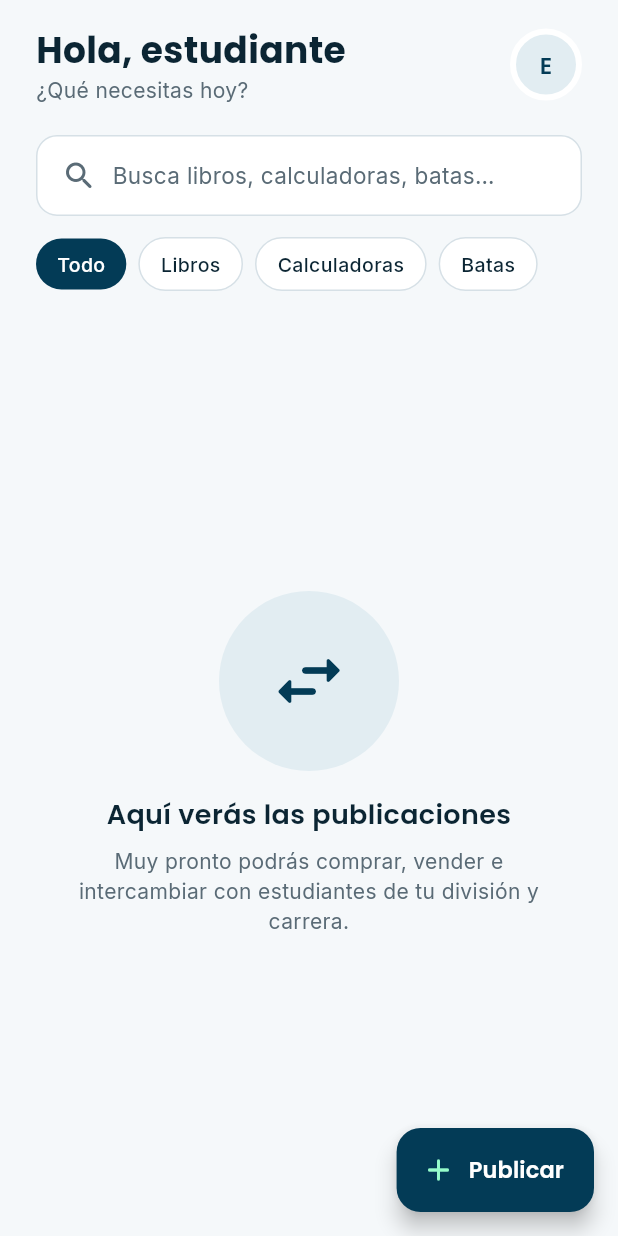
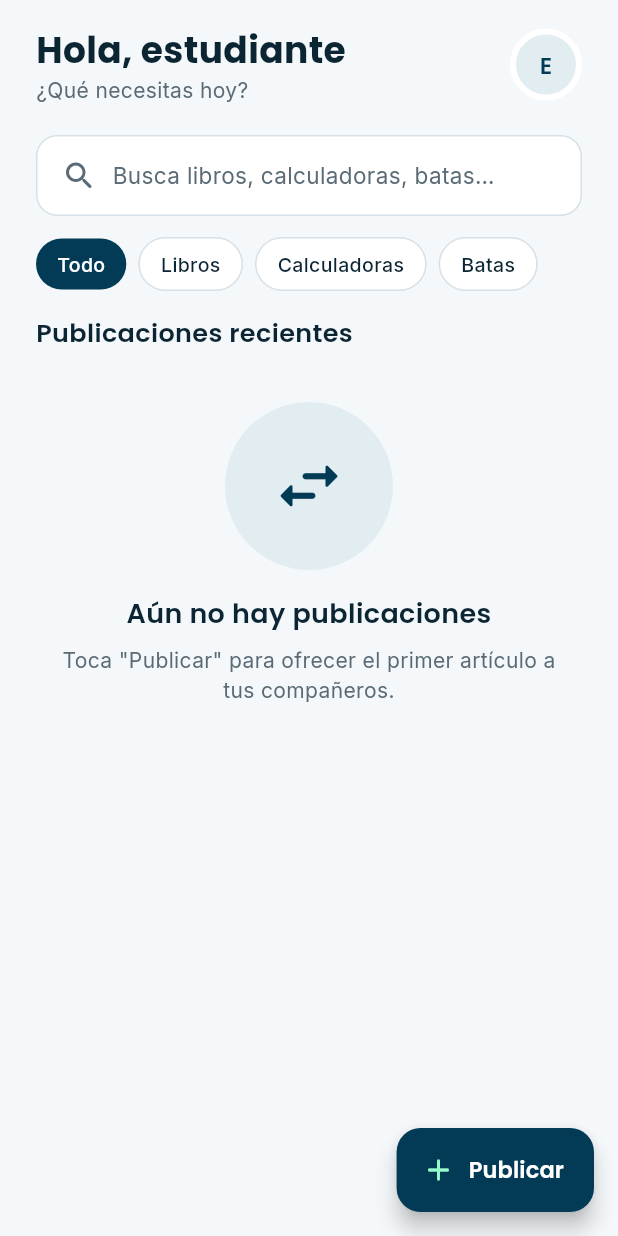
Before and after one commit to Angel050019/UTrueque-DevOps, a Flutter app: the FeedPlaceholderPage screen opened by its route, on a phone screen of 412 x 824 dp. Run offline on Flutter 3.47's test engine with Material 3 defaults, Android fonts, the phone set to English and light mode, and no system bars; our stand-ins replace connectivity_plus, equatable, flutter_bloc, google_fonts, image_picker, supabase_flutter; accounts and stored records are empty.

Commit message:
feat(feed): lista de publicaciones recientes en el Feed
Muestra las publicaciones Disponibles y Reservadas más nuevas con portada,
título, categoría, dueño, modalidad o precio y estado. Jalar para
actualizar. Es un adelanto del Feed completo (sin búsqueda ni filtros).
Incluye caso de uso, PublicacionesRecientesCubit y pruebas CP-18 y CP-19.

Refs #4

Co-Authored-By: Claude Opus 5.5 <noreply@anthropic.com>
Claude-Session: https://claude.ai/code/session_01RX1A8FjPBjGv63itK84SrP

```diff
--- a/app/lib/features/feed/presentation/pages/feed_placeholder_page.dart
+++ b/app/lib/features/feed/presentation/pages/feed_placeholder_page.dart
@@ -3,17 +3,22 @@ import 'package:flutter_bloc/flutter_bloc.dart';
 
 import '../../../../core/routes/app_routes.dart';
 import '../../../../core/theme/app_theme.dart';
+import '../../../../core/widgets/primary_button.dart';
 import '../../../auth/domain/entities/usuario.dart';
 import '../../../auth/domain/repositories/auth_repository.dart';
 import '../../../perfil/domain/entities/perfil.dart';
 import '../../../perfil/domain/repositories/perfil_repository.dart';
 import '../../../perfil/presentation/widgets/avatar_perfil.dart';
+import '../../../publicaciones/domain/entities/publicacion.dart';
+import '../../../publicaciones/presentation/cubit/publicaciones_recientes_cubit.dart';
 import '../../../publicaciones/presentation/publicacion_keys.dart';
+import '../../../publicaciones/presentation/widgets/tarjeta_publicacion.dart';
 
 /// Placeholder temporal del Feed principal.
 /// El Feed real (HU-05) llega en un sprint posterior; por ahora muestra el
-/// saludo, el buscador y los filtros (sin funcionalidad) y da acceso a
-/// "Mi perfil" desde el avatar.
+/// saludo, el buscador y los filtros (sin funcionalidad), da acceso a
+/// "Mi perfil" desde el avatar y, desde HU-03, la lista sencilla de
+/// "Publicaciones recientes" ([PublicacionesRecientesCubit]).
 class FeedPlaceholderPage extends StatefulWidget {
   const FeedPlaceholderPage({super.key});
 
@@ -130,44 +135,10 @@ class _FeedPlaceholderPageState extends State<FeedPlaceholderPage> {
                   ],
                 ),
               ),
-              Expanded(
-                child: Center(
-                  child: Padding(
-                    padding: const EdgeInsets.symmetric(horizontal: 16),
-                    child: Column(
-                      mainAxisSize: MainAxisSize.min,
-                      children: [
-                        Container(
-                          width: 120,
-                          height: 120,
-                          decoration: const BoxDecoration(
-                            color: AppColores.primarioSuave,
-                            shape: BoxShape.circle,
-                          ),
-                          child: const Icon(
-                            Icons.swap_horiz_rounded,
-                            size: 56,
-                            color: AppColores.primario,
-                          ),
-                        ),
-                        const SizedBox(height: 16),
-                        Text(
-                          'Aquí verás las publicaciones',
-                          textAlign: TextAlign.center,
-                          style: AppTexto.subtitulo(size: 18),
-                        ),
-                        const SizedBox(height: 8),
-                        Text(
-                          'Muy pronto podrás comprar, vender e intercambiar con estudiantes '
-                          'de tu división y carrera.',
-                          textAlign: TextAlign.center,
-                          style: AppTexto.cuerpo(size: 14),
-                        ),
-                      ],
-                    ),
-                  ),
-                ),
-              ),
+              const SizedBox(height: 16),
+              Text('Publicaciones recientes', style: AppTexto.subtitulo(size: 17)),
+              const SizedBox(height: 10),
+              const Expanded(child: _PublicacionesRecientes()),
             ],
           ),
         ),
@@ -213,3 +184,101 @@ class _Filtro extends StatelessWidget {
     );
   }
 }
+
+/// Lista de publicaciones recientes con sus estados de carga, vacío y error.
+class _PublicacionesRecientes extends StatelessWidget {
+  const _PublicacionesRecientes();
+
+  @override
+  Widget build(BuildContext context) {
+    final PublicacionesRecientesCubit cubit = context.read<PublicacionesRecientesCubit>();
+    return BlocBuilder<PublicacionesRecientesCubit, RecientesState>(
+      builder: (context, state) {
+        if (state is RecientesError) {
+          return _Aviso(
+            key: PublicacionKeys.feedError,
+            icono: Icons.cloud_off_rounded,
+            titulo: 'No pudimos cargar las publicaciones',
+            texto: state.mensaje,
+            accion: PrimaryButton(
+              key: PublicacionKeys.feedReintentarBoton,
+              texto: 'Reintentar',
+              onPressed: cubit.cargar,
+            ),
+          );
+        }
+        if (state is RecientesCargadas) {
+          if (state.publicaciones.isEmpty) {
+            return const _Aviso(
+              key: PublicacionKeys.feedVacio,
+              icono: Icons.swap_horiz_rounded,
+              titulo: 'Aún no hay publicaciones',
+              texto: 'Toca "Publicar" para ofrecer el primer artículo a tus compañeros.',
+            );
+          }
+          return RefreshIndicator(
+            color: AppColores.primario,
+            onRefresh: cubit.cargar,
+            child: ListView.separated(
+              key: PublicacionKeys.feedLista,
+              // Espacio abajo para que el botón "Publicar" no tape la última.
+              padding: const EdgeInsets.only(bottom: 88),
+              itemCount: state.publicaciones.length,
+              separatorBuilder: (context, _) => const SizedBox(height: 10),
+              itemBuilder: (context, i) {
+                final Publicacion publicacion = state.publicaciones[i];
+                return TarjetaPublicacion(publicacion: publicacion);
+              },
+            ),
+          );
+        }
+        return const Center(
+          child: CircularProgressIndicator(
+            key: PublicacionKeys.feedCargando,
+            color: AppColores.primario,
+          ),
+        );
+      },
+    );
+  }
+}
+
+class _Aviso extends StatelessWidget {
+  const _Aviso({
+    super.key,
+    required this.icono,
+    required this.titulo,
+    required this.texto,
+    this.accion,
+  });
+
+  final IconData icono;
+  final String titulo;
+  final String texto;
+  final Widget? accion;
+
+  @override
+  Widget build(BuildContext context) {
+    return ListView(
+      padding: const EdgeInsets.fromLTRB(16, 24, 16, 88),
+      children: [
+        Center(
+          child: Container(
+            width: 112,
+            height: 112,
+            decoration: const BoxDecoration(
+              color: AppColores.primarioSuave,
+              shape: BoxShape.circle,
+            ),
+            child: Icon(icono, size: 52, color: AppColores.primario),
+          ),
+        ),
+        const SizedBox(height: 16),
+        Text(titulo, textAlign: TextAlign.center, style: AppTexto.subtitulo(size: 18)),
+        const SizedBox(height: 8),
+        Text(texto, textAlign: TextAlign.center, style: AppTexto.cuerpo(size: 14)),
+        if (accion != null) ...[const SizedBox(height: 20), accion!],
+      ],
+    );
+  }
+}
--- a/app/lib/features/publicaciones/data/models/publicacion_model.dart
+++ b/app/lib/features/publicaciones/data/models/publicacion_model.dart
@@ -16,14 +16,30 @@ class PublicacionModel extends Publicacion {
     required super.fotos,
     super.precio,
     super.creadaEn,
+    super.portadaUrl,
+    super.duenoNombre,
+    super.categoriaNombre,
   });
 
   /// Columnas que se piden a Supabase.
   static const String columnasSelect = 'id, usuario_id, titulo, descripcion, categoria_id, '
       'modalidad, precio, estado, fotos, created_at';
 
-  factory PublicacionModel.fromMap(Map<String, dynamic> mapa) {
+  /// Columnas para el Feed: además trae el nombre del dueño y de la
+  /// categoría (PostgREST las une por sus llaves foráneas).
+  static const String columnasFeed =
+      '$columnasSelect, usuarios(nombre_mostrar), categorias(nombre)';
+
+  /// [urlFoto] convierte la ruta de la portada en su URL pública; si no se
+  /// pasa, `portadaUrl` queda en `null`.
+  factory PublicacionModel.fromMap(
+    Map<String, dynamic> mapa, {
+    String Function(String ruta)? urlFoto,
+  }) {
     final String? creada = mapa['created_at'] as String?;
+    final List<String> fotos = ((mapa['fotos'] as List<dynamic>?) ?? const <dynamic>[])
+        .cast<String>()
+        .toList(growable: false);
     return PublicacionModel(
       id: mapa['id'] as String,
       usuarioId: mapa['usuario_id'] as String,
@@ -34,10 +50,11 @@ class PublicacionModel extends Publicacion {
       // numeric llega como número; por si acaso también se acepta texto.
       precio: _leerNumero(mapa['precio']),
       estado: EstadoPublicacion.desdeValor(mapa['estado'] as String),
-      fotos: ((mapa['fotos'] as List<dynamic>?) ?? const <dynamic>[])
-          .cast<String>()
-          .toList(growable: false),
+      fotos: fotos,
       creadaEn: creada == null ? null : DateTime.parse(creada),
+      portadaUrl: urlFoto == null || fotos.isEmpty ? null : urlFoto(fotos.first),
+      duenoNombre: _textoAnidado(mapa['usuarios'], 'nombre_mostrar'),
+      categoriaNombre: _textoAnidado(mapa['categorias'], 'nombre'),
     );
   }
 
@@ -63,6 +80,12 @@ class PublicacionModel extends Publicacion {
     };
   }
 
+  /// Lee `{campo: valor}` de una tabla unida; `null` si no vino.
+  static String? _textoAnidado(Object? anidado, String campo) {
+    if (anidado is Map<String, dynamic>) return anidado[campo] as String?;
+    return null;
+  }
+
   static double? _leerNumero(Object? valor) {
     if (valor == null) return null;
     if (valor is num) return valor.toDouble();
--- a/app/lib/features/publicaciones/data/repositories/publicacion_repository_impl.dart
+++ b/app/lib/features/publicaciones/data/repositories/publicacion_repository_impl.dart
@@ -10,6 +10,10 @@ class PublicacionRepositoryImpl implements PublicacionRepository {
   PublicacionRepositoryImpl(this._remoteDataSource);
 
   final PublicacionRemoteDataSource _remoteDataSource;
+
+  @override
+  Future<List<Publicacion>> obtenerPublicacionesRecientes({int limite = 20}) =>
+      _remoteDataSource.obtenerPublicacionesRecientes(limite: limite);
 
   @override
   Future<List<Categoria>> obtenerCategorias() => _remoteDataSource.obtenerCategorias();
--- a/app/lib/features/publicaciones/domain/entities/publicacion.dart
+++ b/app/lib/features/publicaciones/domain/entities/publicacion.dart
@@ -16,6 +16,9 @@ class Publicacion extends Equatable {
     required this.fotos,
     this.precio,
     this.creadaEn,
+    this.portadaUrl,
+    this.duenoNombre,
+    this.categoriaNombre,
   });
 
   final String id;
@@ -36,7 +39,32 @@ class Publicacion extends Equatable {
   final List<String> fotos;
   final DateTime? creadaEn;
 
+  /// Datos extra para mostrar la publicación en el Feed. Solo vienen
+  /// cuando se consultan publicaciones (no al crear una).
+  ///
+  /// URL pública de la primera foto.
+  final String? portadaUrl;
+
+  /// Nombre a mostrar del dueño.
+  final String? duenoNombre;
+
+  /// Nombre de la categoría.
+  final String? categoriaNombre;
+
   @override
-  List<Object?> get props =>
-      [id, usuarioId, titulo, descripcion, categoriaId, modalidad, precio, estado, fotos, creadaEn];
+  List<Object?> get props => [
+        id,
+        usuarioId,
+        titulo,
+        descripcion,
+        categoriaId,
+        modalidad,
+        precio,
+        estado,
+        fotos,
+        creadaEn,
+        portadaUrl,
+        duenoNombre,
+        categoriaNombre,
+      ];
 }
--- a/app/lib/features/publicaciones/domain/repositories/publicacion_repository.dart
+++ b/app/lib/features/publicaciones/domain/repositories/publicacion_repository.dart
@@ -7,6 +7,10 @@ import '../entities/publicacion.dart';
 /// solo conocen esta interfaz, nunca a Supabase.
 /// Todos los métodos lanzan un `Failure` si algo sale mal.
 abstract class PublicacionRepository {
+  /// Publicaciones Disponibles o Reservadas, de la más nueva a la más
+  /// vieja, con su portada, dueño y categoría (para el Feed).
+  Future<List<Publicacion>> obtenerPublicacionesRecientes({int limite = 20});
+
   /// Categorías activas, en el orden en que se muestran.
   Future<List<Categoria>> obtenerCategorias();
 
--- /dev/null
+++ b/app/lib/features/publicaciones/domain/usecases/obtener_publicaciones_recientes.dart
@@ -0,0 +1,27 @@
+import '../../../../core/errors/failures.dart';
+import '../../../../core/network/network_info.dart';
+import '../entities/publicacion.dart';
+import '../repositories/publicacion_repository.dart';
+
+/// Caso de uso: publicaciones recientes para el Feed (Disponibles y
+/// Reservadas, de la más nueva a la más vieja).
+///
+/// Es una versión sencilla del Feed para mostrar lo que se publica en HU-03.
+/// El Feed completo (búsqueda y filtros por división y carrera) llega en su
+/// propia historia.
+class ObtenerPublicacionesRecientes {
+  ObtenerPublicacionesRecientes(this._repository, this._networkInfo);
+
+  /// Cuántas publicaciones se piden como máximo.
+  static const int limitePorDefecto = 20;
+
+  final PublicacionRepository _repository;
+  final NetworkInfo _networkInfo;
+
+  Future<List<Publicacion>> call({int limite = limitePorDefecto}) async {
+    if (!await _networkInfo.estaConectado) {
+      throw const SinConexionFailure();
+    }
+    return _repository.obtenerPublicacionesRecientes(limite: limite);
+  }
+}
--- /dev/null
+++ b/app/lib/features/publicaciones/presentation/cubit/publicaciones_recientes_cubit.dart
@@ -0,0 +1,59 @@
+import 'package:equatable/equatable.dart';
+import 'package:flutter_bloc/flutter_bloc.dart';
+
+import '../../../../core/errors/failures.dart';
+import '../../domain/entities/publicacion.dart';
+import '../../domain/usecases/obtener_publicaciones_recientes.dart';
+
+/// Estados de la lista "Publicaciones recientes" del Feed.
+abstract class RecientesState extends Equatable {
+  const RecientesState();
+
+  @override
+  List<Object?> get props => const [];
+}
+
+class RecientesCargando extends RecientesState {
+  const RecientesCargando();
+}
+
+class RecientesCargadas extends RecientesState {
+  const RecientesCargadas(this.publicaciones);
+
+  final List<Publicacion> publicaciones;
+
+  @override
+  List<Object?> get props => [publicaciones];
+}
+
+/// No se pudo cargar. [mensaje] ya viene en español.
+class RecientesError extends RecientesState {
+  const RecientesError(this.failure);
+
+  final Failure failure;
+
+  String get mensaje => failure.mensaje;
+
+  @override
+  List<Object?> get props => [failure];
+}
+
+/// Carga las publicaciones recientes para el Feed.
+class PublicacionesRecientesCubit extends Cubit<RecientesState> {
+  PublicacionesRecientesCubit(this._obtenerRecientes) : super(const RecientesCargando());
+
+  final ObtenerPublicacionesRecientes _obtenerRecientes;
+
+  /// Carga (o recarga) la lista. Si ya había publicaciones en pantalla, no
+  /// las quita mientras recarga (para "jalar para actualizar").
+  Future<void> cargar() async {
+    if (state is! RecientesCargadas) emit(const RecientesCargando());
+    try {
+      emit(RecientesCargadas(await _obtenerRecientes()));
+    } on Failure catch (falla) {
+      emit(RecientesError(falla));
+    } catch (_) {
+      emit(const RecientesError(ServidorFailure()));
+    }
+  }
+}
--- a/app/lib/features/publicaciones/presentation/publicacion_keys.dart
+++ b/app/lib/features/publicaciones/presentation/publicacion_keys.dart
@@ -28,4 +28,14 @@ class PublicacionKeys {
 
   /// Botón flotante "Publicar" del Feed.
   static const Key feedPublicarBoton = Key('feed_publicar_boton');
+
+  /// Lista "Publicaciones recientes" del Feed y sus estados.
+  static const Key feedLista = Key('feed_publicaciones_lista');
+  static const Key feedVacio = Key('feed_publicaciones_vacio');
+  static const Key feedCargando = Key('feed_publicaciones_cargando');
+  static const Key feedError = Key('feed_publicaciones_error');
+  static const Key feedReintentarBoton = Key('feed_publicaciones_reintentar');
+
+  /// Tarjeta de la publicación con ese id.
+  static Key tarjeta(String id) => Key('feed_publicacion_$id');
 }
```
Also changed, not shown: app/lib/core/utils/formato_precio.dart (added, +17 -0 lines), app/lib/features/publicaciones/data/datasources/publicacion_remote_datasource.dart (+19 -0 lines), app/lib/features/publicaciones/presentation/widgets/tarjeta_publicacion.dart (added, +143 -0 lines), app/lib/main.dart (+8 -1 lines), 7 other files.
